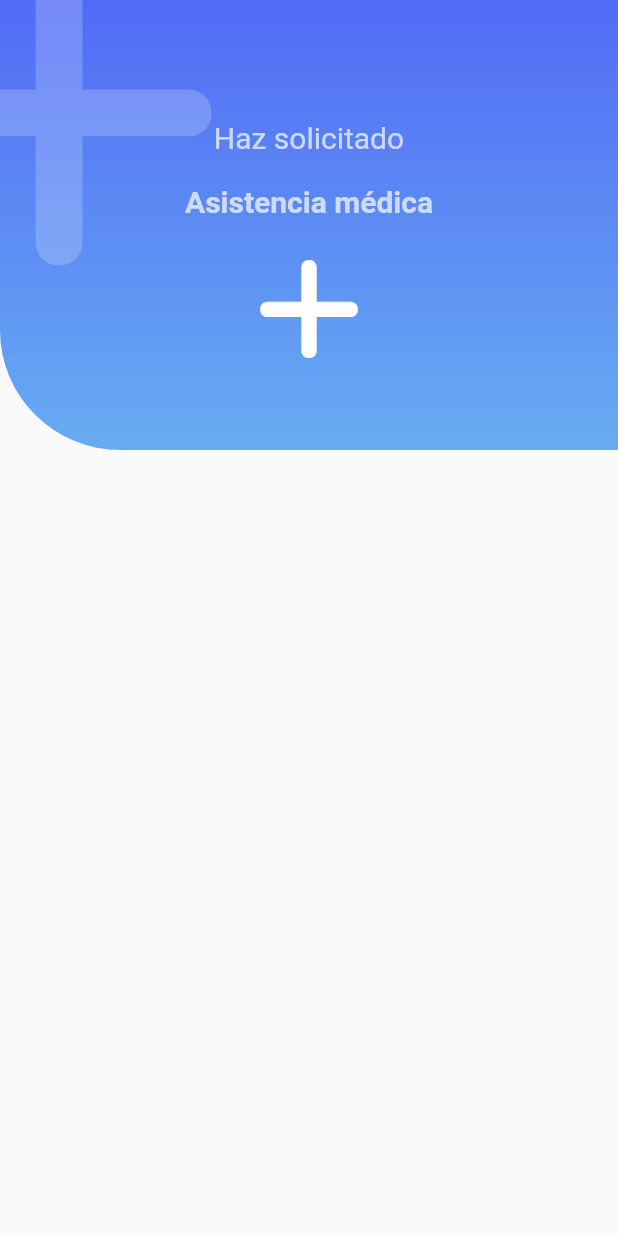
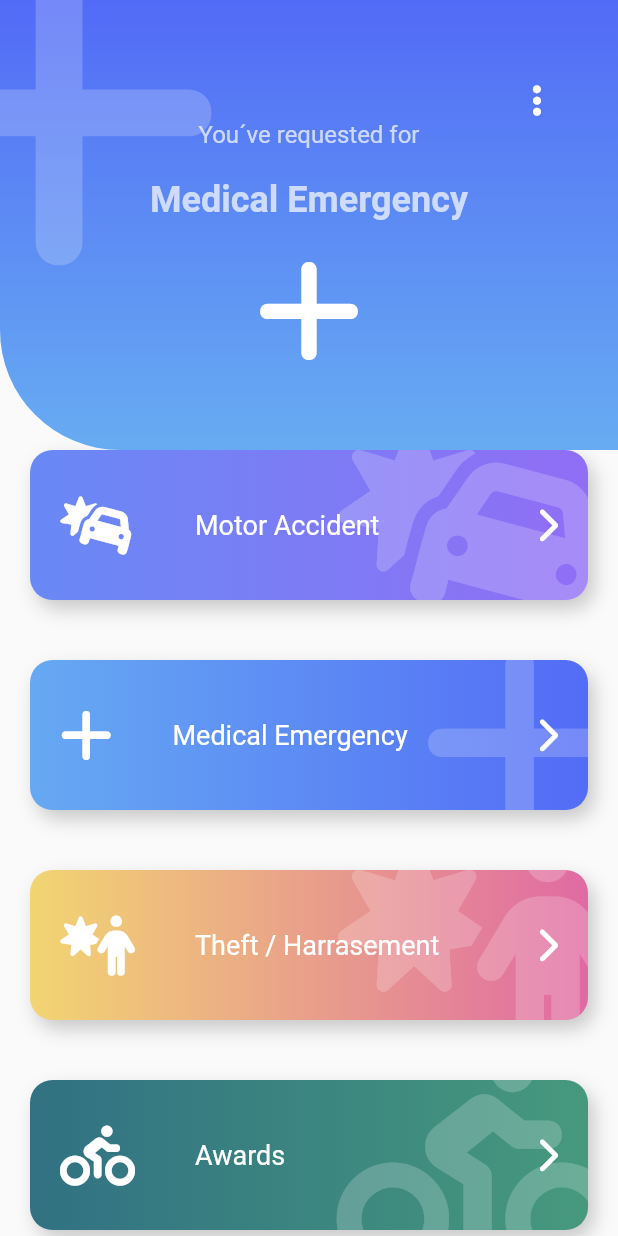
Before and after one commit to laubrener/design_animations, a Flutter app: the screen it shows after launch, on a phone screen of 412 x 824 dp. Run offline on Flutter 3.47's test engine with Material 2 defaults, Android fonts, the phone set to English and light mode, and no system bars; our stand-ins replace animate_do, flutter_svg, font_awesome_flutter.

Commit message:
inicio de app emergencia completo

```diff
--- a/lib/pages/emergency_page.dart
+++ b/lib/pages/emergency_page.dart
@@ -1,18 +1,154 @@
+import 'package:design/widgets/boton_gordo.dart';
 import 'package:design/widgets/headers.dart';
 import 'package:flutter/material.dart';
 import 'package:font_awesome_flutter/font_awesome_flutter.dart';
+import 'package:animate_do/animate_do.dart';
+
+class ItemBoton {
+  final IconData icon;
+  final String texto;
+  final Color color1;
+  final Color color2;
+
+  ItemBoton(this.icon, this.texto, this.color1, this.color2);
+}
 
 class EmergencyPage extends StatelessWidget {
   const EmergencyPage({Key? key}) : super(key: key);
 
   @override
   Widget build(BuildContext context) {
-    return const Scaffold(
-      body: IconHeader(
-        icon: FontAwesomeIcons.plus,
-        titulo: 'Asistencia médica',
-        subTitulo: 'Haz solicitado',
+    final items = <ItemBoton>[
+      ItemBoton(
+        FontAwesomeIcons.carBurst,
+        'Motor Accident',
+        const Color(0xff6989F5),
+        const Color(0xff906EF5),
+      ),
+      ItemBoton(
+        FontAwesomeIcons.plus,
+        'Medical Emergency',
+        const Color(0xff66A9F2),
+        const Color(0xff536CF6),
+      ),
+      ItemBoton(
+        FontAwesomeIcons.personBurst,
+        'Theft / Harrasement',
+        const Color(0xffF2D572),
+        const Color(0xffE06AA3),
+      ),
+      ItemBoton(
+        FontAwesomeIcons.personBiking,
+        'Awards',
+        const Color(0xff317183),
+        const Color(0xff46997D),
+      ),
+      ItemBoton(
+        FontAwesomeIcons.carBurst,
+        'Motor Accident',
+        const Color(0xff6989F5),
+        const Color(0xff906EF5),
+      ),
+      ItemBoton(
+        FontAwesomeIcons.plus,
+        'Medical Emergency',
+        const Color(0xff66A9F2),
+        const Color(0xff536CF6),
+      ),
+      ItemBoton(
+        FontAwesomeIcons.personBurst,
+        'Theft / Harrasement',
+        const Color(0xffF2D572),
+        const Color(0xffE06AA3),
+      ),
+      ItemBoton(
+        FontAwesomeIcons.personBiking,
+        'Awards',
+        const Color(0xff317183),
+        const Color(0xff46997D),
+      ),
+      ItemBoton(
+        FontAwesomeIcons.carBurst,
+        'Motor Accident',
+        const Color(0xff6989F5),
+        const Color(0xff906EF5),
+      ),
+      ItemBoton(
+        FontAwesomeIcons.plus,
+        'Medical Emergency',
+        const Color(0xff66A9F2),
+        const Color(0xff536CF6),
+      ),
+      ItemBoton(
+        FontAwesomeIcons.personBurst,
+        'Theft / Harrasement',
+        const Color(0xffF2D572),
+        const Color(0xffE06AA3),
+      ),
+      ItemBoton(
+        FontAwesomeIcons.personBiking,
+        'Awards',
+        const Color(0xff317183),
+        const Color(0xff46997D),
+      ),
+    ];
+    List<FadeInLeft> itemMap = items
+        .map((e) => FadeInLeft(
+              duration: const Duration(milliseconds: 250),
+              child: BotonGordo(
+                icon: e.icon,
+                texto: e.texto,
+                color1: e.color1,
+                color2: e.color2,
+                onPressed: () => print('hola'),
+              ),
+            ))
+        .toList();
+
+    return Scaffold(
+      body: Stack(
+        children: [
+          Container(
+            margin: const EdgeInsets.only(top: 200),
+            child: ListView(physics: const BouncingScrollPhysics(), children: [
+              const SizedBox(height: 80),
+              ...itemMap,
+            ]),
+          ),
+          const PageHeader()
+        ],
       ),
     );
   }
 }
+
+class PageHeader extends StatelessWidget {
+  const PageHeader({
+    super.key,
+  });
+
+  @override
+  Widget build(BuildContext context) {
+    return Stack(
+      children: [
+        const IconHeader(
+          icon: FontAwesomeIcons.plus,
+          titulo: 'Medical Emergency',
+          subTitulo: 'You´ve requested for',
+        ),
+        Positioned(
+            right: 10,
+            top: 40,
+            child: RawMaterialButton(
+              onPressed: () {},
+              shape: const CircleBorder(),
+              padding: const EdgeInsets.all(15),
+              child: const FaIcon(
+                FontAwesomeIcons.ellipsisVertical,
+                color: Colors.white,
+              ),
+            ))
+      ],
+    );
+  }
+}
--- /dev/null
+++ b/lib/widgets/boton_gordo.dart
@@ -0,0 +1,107 @@
+import 'package:flutter/material.dart';
+import 'package:font_awesome_flutter/font_awesome_flutter.dart';
+
+class BotonGordo extends StatelessWidget {
+  final IconData? icon;
+  final String texto;
+  final Color? color1;
+  final Color? color2;
+  final Function onPressed;
+  const BotonGordo(
+      {super.key,
+      this.icon = FontAwesomeIcons.carBurst,
+      required this.texto,
+      this.color1 = Colors.grey,
+      this.color2 = Colors.blueGrey,
+      required this.onPressed});
+
+  @override
+  Widget build(BuildContext context) {
+    return Stack(
+      children: [
+        _BotonGordoBackground(
+          icon: icon!,
+          color1: color1!,
+          color2: color2!,
+          onPressed: onPressed,
+        ),
+        Row(
+          mainAxisAlignment: MainAxisAlignment.center,
+          children: [
+            const SizedBox(height: 140, width: 40),
+            FaIcon(
+              icon,
+              size: 40,
+              color: Colors.white,
+            ),
+            const SizedBox(width: 40),
+            Expanded(
+              child: Text(
+                texto,
+                style: const TextStyle(
+                  color: Colors.white,
+                  fontSize: 18,
+                ),
+              ),
+            ),
+            const FaIcon(
+              FontAwesomeIcons.chevronRight,
+              color: Colors.white,
+            ),
+            const SizedBox(width: 40),
+          ],
+        )
+      ],
+    );
+  }
+}
+
+class _BotonGordoBackground extends StatelessWidget {
+  final IconData icon;
+  final Color color1;
+  final Color color2;
+  final Function onPressed;
+  const _BotonGordoBackground({
+    super.key,
+    required this.color1,
+    required this.color2,
+    required this.onPressed,
+    required this.icon,
+  });
+
+  @override
+  Widget build(BuildContext context) {
+    return GestureDetector(
+      onTap: () => onPressed(),
+      child: Container(
+        margin: const EdgeInsets.all(20),
+        width: double.infinity,
+        height: 100,
+        decoration: BoxDecoration(
+            color: Colors.blue,
+            boxShadow: [
+              BoxShadow(
+                color: Colors.black.withOpacity(0.2),
+                offset: const Offset(4, 6),
+                blurRadius: 10,
+              ),
+            ],
+            borderRadius: BorderRadius.circular(15),
+            gradient: LinearGradient(colors: [color1, color2])),
+        child: ClipRRect(
+          borderRadius: BorderRadius.circular(15),
+          child: Stack(children: [
+            Positioned(
+                right: -20,
+                top: -20,
+                child: FaIcon(
+                  icon,
+                  size: 150,
+                  color: Colors.white.withOpacity(0.2),
+                )),
+          ]),
+        ),
+      ),
+    );
+  }
+}
--- a/lib/widgets/headers.dart
+++ b/lib/widgets/headers.dart
@@ -214,13 +214,13 @@ class IconHeader extends StatelessWidget {
               const SizedBox(height: 80),
               Text(
                 subTitulo,
-                style: TextStyle(fontSize: 20, color: colorBlanco),
+                style: TextStyle(fontSize: 16, color: colorBlanco),
               ),
               const SizedBox(height: 20),
               Text(
                 titulo,
                 style: TextStyle(
-                  fontSize: 20,
+                  fontSize: 24,
                   color: colorBlanco,
                   fontWeight: FontWeight.bold,
                 ),
--- a/pubspec.yaml
+++ b/pubspec.yaml
@@ -28,6 +28,7 @@ environment:
 # the latest version available on pub.dev. To see which dependencies have newer
 # versions available, run `flutter pub outdated`.
 dependencies:
+  animate_do: ^3.0.2
   cupertino_icons: ^1.0.2
   flutter:
     sdk: flutter
```
Also changed, not shown: pubspec.lock.
